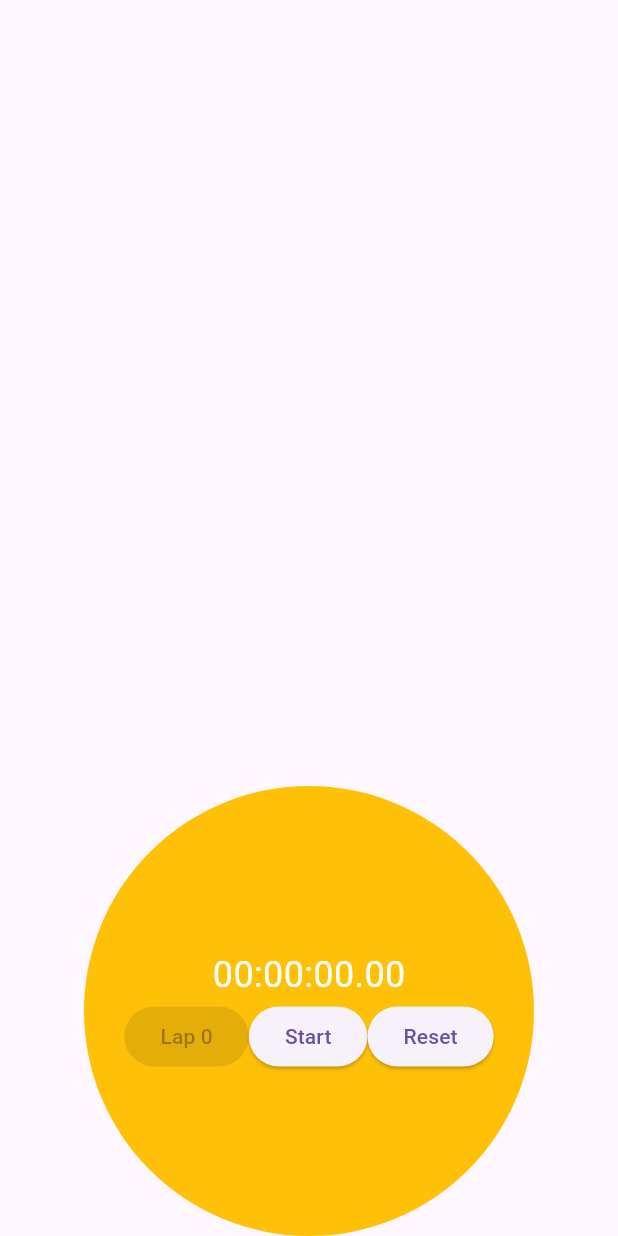
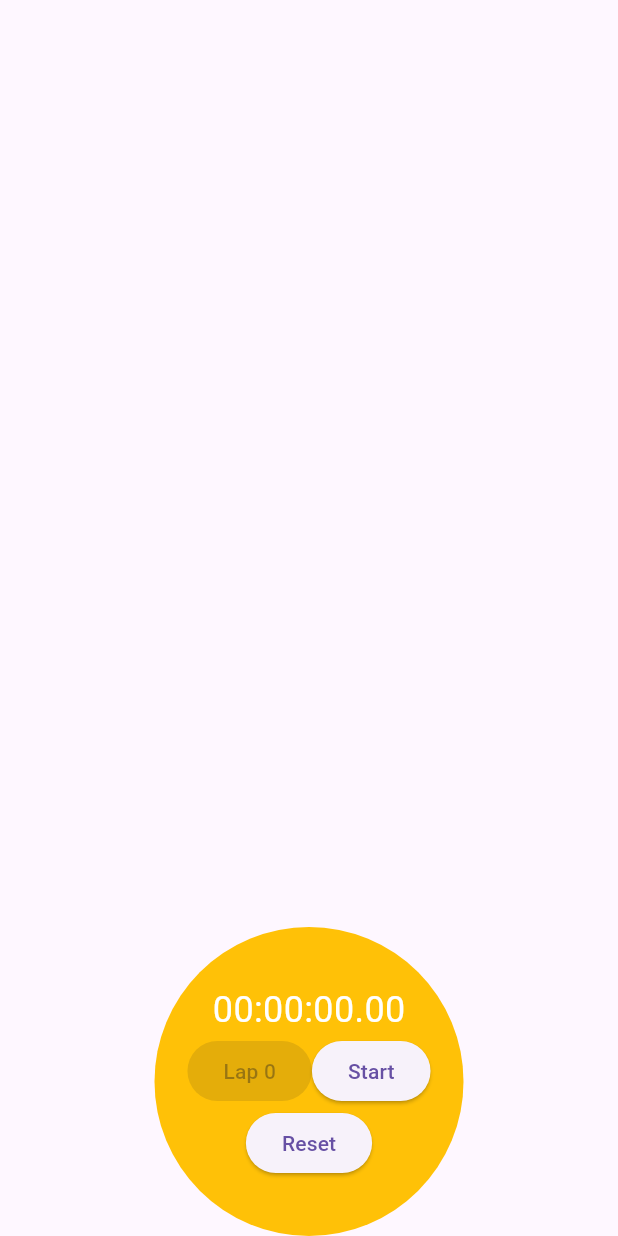
Before and after one commit to paulorobertocruz/stopwatch, a Flutter app: the screen it shows after launch, on a phone screen of 412 x 824 dp. Run offline on Flutter 3.47's test engine with Material 3 defaults, Android fonts, the phone set to English and light mode, and no system bars; our stand-ins replace stop_watch_timer.

Commit message:
adjust layout to available width

```diff
--- a/lib/pages/stopwatch/stopwatch_page.dart
+++ b/lib/pages/stopwatch/stopwatch_page.dart
@@ -1,3 +1,5 @@
+import 'dart:math';
+
 import 'package:flutter/material.dart';
 import 'package:stop_watch_timer/stop_watch_timer.dart';
 
@@ -38,12 +40,16 @@ class _StopWatchPageState extends State<StopWatchPage> {
             right: 0,
             bottom: 0,
             child: Center(
-              child: Container(
-                width: 300,
-                height: 300,
+              child: LayoutBuilder(
+                builder: (context, constraints) {
+                  final double width = min(constraints.maxWidth * 0.5, 300);
+
+                  return Container(
+                    width: width,
+                    height: width,
                     decoration: BoxDecoration(
                       color: Colors.amber,
-                  borderRadius: BorderRadius.circular(150),
+                      borderRadius: BorderRadius.circular(width * 0.5),
                     ),
                     child: Column(
                       mainAxisAlignment: MainAxisAlignment.center,
@@ -73,6 +79,8 @@ class _StopWatchPageState extends State<StopWatchPage> {
                                 });
                               },
                             ),
+                          ],
+                        ),
                         ElevatedButton(
                           onPressed: () {
                             setState(() {
@@ -83,7 +91,8 @@ class _StopWatchPageState extends State<StopWatchPage> {
                         ),
                       ],
                     ),
-                    ]),
+                  );
+                }
               ),
             ),
           ),
```
Lines whose indentation alone changed are shown as unchanged.
